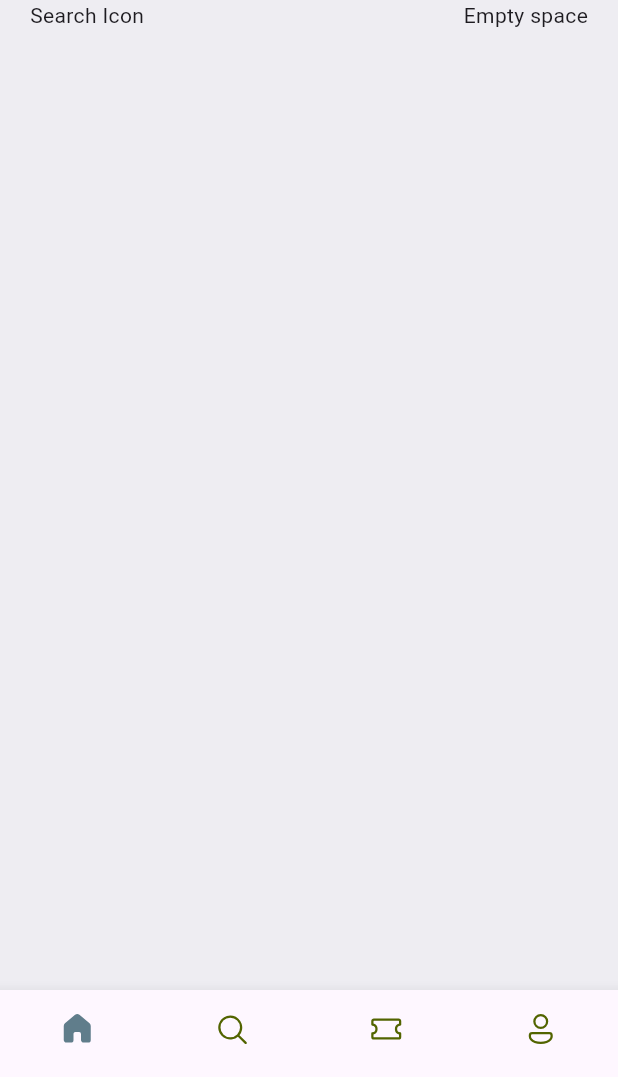
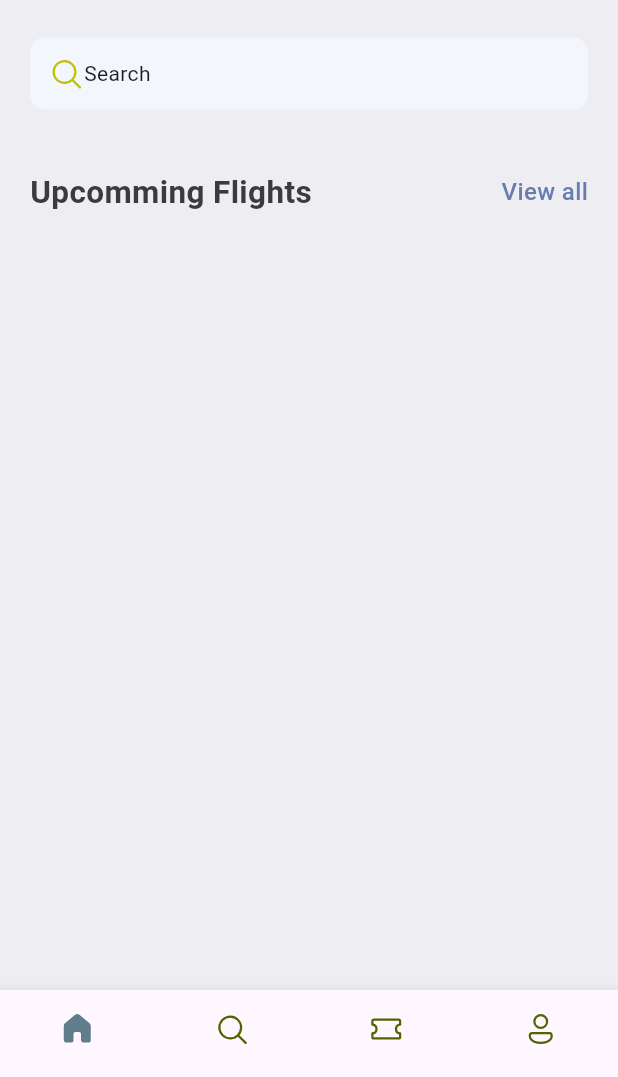
Before and after one commit to franklinserif/ticketsApp, a Flutter app: the screen it shows after launch, on a phone screen of 412 x 824 dp, the part 159-1236 px from its top. Run offline on Flutter 3.47's test engine with Material 3 defaults, Android fonts, the phone set to English and light mode, and no system bars; our stand-ins replace fluentui_icons.

Commit message:
feat(home_screen): :sparkles: add more features

```diff
--- a/lib/screens/home_screen.dart
+++ b/lib/screens/home_screen.dart
@@ -1,6 +1,8 @@
+import 'package:fluentui_icons/fluentui_icons.dart';
 import 'package:flutter/material.dart';
 import 'package:ticket_app/base/res/media.dart';
 import 'package:ticket_app/base/res/styles/app_styles.dart';
+import 'package:ticket_app/base/res/widgets/app_double_text.dart';
 
 class HomeScreen extends StatelessWidget {
   const HomeScreen({super.key});
@@ -40,12 +42,31 @@ class HomeScreen extends StatelessWidget {
                       ),
                     ],
                   ),
-                  const Row(
-                    mainAxisAlignment: MainAxisAlignment.spaceBetween,
-                    children: [Text('Search Icon'), Text('Empty space')],
+                  const SizedBox(height: 25),
+                  Container(
+                    padding: const EdgeInsets.symmetric(
+                        horizontal: 12, vertical: 12),
+                    decoration: BoxDecoration(
+                        borderRadius: BorderRadius.circular(10),
+                        color: const Color(0xFFF4F6FD)),
+                    child: const Row(
+                      // mainAxisAlignment: MainAxisAlignment.spaceBetween,
+                      children: [
+                        Icon(
+                          FluentSystemIcons.ic_fluent_search_regular,
+                          color: Color(0xFFBFC205),
+                        ),
+                        Text('Search')
+                      ],
+                    ),
+                  ),
+                  const SizedBox(height: 40),
+                  const AppDoubleText(
+                    bigText: 'Upcomming Flights',
+                    smallText: 'View all',
                   )
                 ],
-              ))
+              )),
         ],
       ),
     );
```
